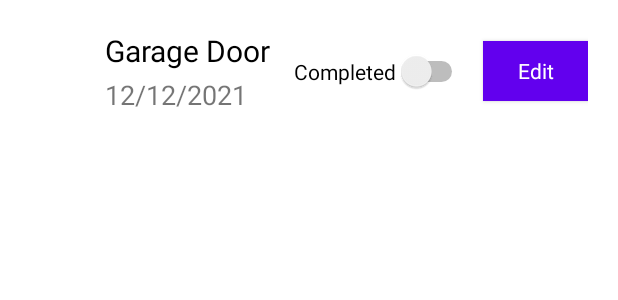
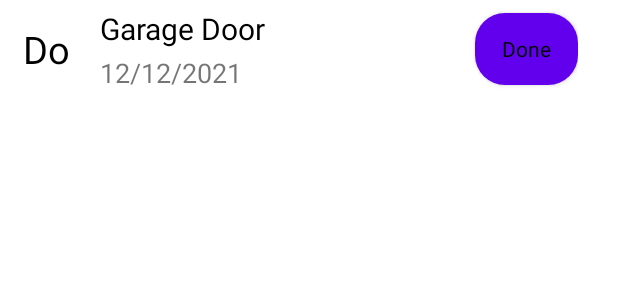
Before and after one commit to Devansh-git/Project-1, an Android app: the layout task_display_layout.xml on its own in the app's theme, with its tools: preview values and no code run, on a phone screen of 412 x 824 dp. Shown: the top 300 px of the screen. Run offline under Robolectric (Android 15) with nearby library versions, the phone set to English and light mode, and no system bars.

Commit message:
[Add] UI Functionality

```diff
--- /dev/null
+++ b/app/src/main/res/drawable/button_back.xml
@@ -0,0 +1,14 @@
+<?xml version="1.0" encoding="UTF-8"?>
+<shape xmlns:android="http://schemas.android.com/apk/res/android">
+    <solid android:color="#f2c49b"/>
+
+
+    <padding android:left="1dp"
+        android:top="1dp"
+        android:right="1dp"
+        android:bottom="1dp"
+        />
+
+    <corners android:bottomRightRadius="20dp" android:bottomLeftRadius="20dp"
+        android:topLeftRadius="20dp" android:topRightRadius="20dp"/>
+</shape>
--- a/app/src/main/res/layout/activity_insert_task.xml
+++ b/app/src/main/res/layout/activity_insert_task.xml
@@ -146,7 +146,8 @@
         app:layout_constraintBottom_toBottomOf="parent"
         app:layout_constraintEnd_toEndOf="parent"
         app:rippleColor="@color/teal_200"
-        app:srcCompat="@drawable/ic_baseline_save_24" />
+        app:srcCompat="@drawable/ic_baseline_save_24"
+        android:onClick="add"/>
 
 
 </androidx.constraintlayout.widget.ConstraintLayout>
--- a/app/src/main/res/layout/task_display_layout.xml
+++ b/app/src/main/res/layout/task_display_layout.xml
@@ -2,33 +2,43 @@
 <LinearLayout xmlns:android="http://schemas.android.com/apk/res/android"
     xmlns:app="http://schemas.android.com/apk/res-auto"
     android:layout_width="wrap_content"
-    android:layout_height="wrap_content">
+    android:layout_height="wrap_content"
+    >
 
     <LinearLayout
-        android:layout_width="wrap_content"
+        android:id="@+id/taskLayout"
+        android:layout_width="380dp"
         android:layout_height="wrap_content"
         android:orientation="horizontal"
-        android:layout_margin="20dp">
+        android:layout_margin="5dp"
 
-        <ImageView
-            android:id="@+id/taskTypeDisplay"
-            android:layout_width="40dp"
-            android:layout_height="40dp"
-            android:layout_gravity="center"/>
+        >
+
+            <TextView
+                android:layout_gravity="center"
+                android:layout_width="wrap_content"
+                android:layout_height="wrap_content"
+                android:textColor="@color/black"
+                android:id="@+id/taskType"
+                android:text="Do"
+                android:layout_marginLeft="10dp"
+                android:textSize="25dp"/>
 
         <LinearLayout
-            android:layout_width="wrap_content"
+            android:layout_width="230dp"
             android:layout_height="wrap_content"
             android:orientation="vertical"
-            android:layout_marginLeft="10dp">
+            android:layout_marginLeft="10dp"
+            android:layout_marginStart="20dp"
+            android:layout_marginEnd="20dp">
 
-        <TextView
-            android:layout_width="wrap_content"
-            android:layout_height="wrap_content"
-            android:id="@+id/Task"
-            android:text="Garage Door"
-            android:textSize="20dp"
-            android:textColor="@color/black"/>
+            <TextView
+                android:id="@+id/Task"
+                android:layout_width="wrap_content"
+                android:layout_height="wrap_content"
+                android:text="Garage Door"
+                android:textColor="@color/black"
+                android:textSize="20dp" />
 
             <TextView
                 android:id="@+id/taskCompletionDate"
@@ -39,27 +49,21 @@
                 android:textSize="18dp" />
         </LinearLayout>
 
-        <Switch
+
+        <Button
+            android:id="@+id/btnSetComplete"
+            style="@style/Theme.Project1"
             android:layout_width="wrap_content"
             android:layout_height="wrap_content"
-            android:layout_marginLeft="15dp"
-            android:text="Completed"
             android:layout_gravity="center"
-            android:id="@+id/taskIsComplete"/>
 
-        <Button
-            android:id="@+id/btnGoTo"
-            style="@style/Theme.Project1"
-            android:layout_width="wrap_content"
-            android:layout_height="40dp"
-            android:layout_gravity="center"
-            android:layout_marginLeft="10dp"
-            android:background="@color/black"
 
-            android:backgroundTint="@color/black"
+            android:background="@drawable/button_back"
+            android:backgroundTint="@color/design_default_color_on_primary"
 
-            android:text="Edit"
-            app:iconTint="@color/teal_700" />
+            android:text="Done"
+
+            android:textColor="@color/black" />
 
 
 
--- a/app/src/main/res/values/colors.xml
+++ b/app/src/main/res/values/colors.xml
@@ -7,4 +7,5 @@
     <color name="teal_700">#FF018786</color>
     <color name="black">#FF000000</color>
     <color name="white">#FFFFFFFF</color>
+    <color name="ButtonText">#0affb6</color>
 </resources>
```
Also changed, not shown: app/src/main/java/com/example/project1/Adapters/TaskAdapter.java (+59 -7 lines), app/src/main/java/com/example/project1/Database/TaskManager.java (+66 -4 lines), app/src/main/java/com/example/project1/DisplayTask.java (+29 -9 lines), app/src/main/java/com/example/project1/InsertTask.java (+45 -6 lines), app/src/main/java/com/example/project1/MainActivity.java (+36 -27 lines), app/src/main/res/drawable-v24/card_incomplete_layout.xml (added, +17 -0 lines), app/src/main/res/drawable/card_complete_layout.xml (added, +17 -0 lines).
